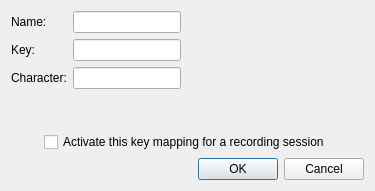
domoritz/drummy, file itemdialog.ui: the form before one commit.
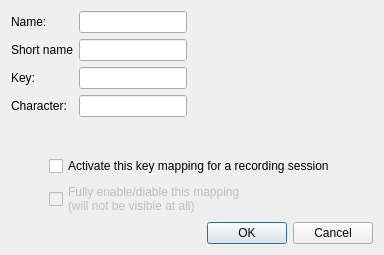
The form after the commit.

```diff
--- a/itemdialog.ui
+++ b/itemdialog.ui
@@ -6,8 +6,8 @@
    <rect>
     <x>0</x>
     <y>0</y>
-    <width>375</width>
-    <height>191</height>
+    <width>384</width>
+    <height>255</height>
    </rect>
   </property>
   <property name="windowTitle">
@@ -34,19 +34,16 @@
           <string>The name of the drum.
 Use one up to three characters.</string>
          </property>
-         <property name="inputMask">
-          <string>Xxx; </string>
-         </property>
         </widget>
        </item>
-       <item row="1" column="0">
+       <item row="2" column="0">
         <widget class="QLabel" name="label_2">
          <property name="text">
           <string>Key:</string>
          </property>
         </widget>
        </item>
-       <item row="1" column="1">
+       <item row="2" column="1">
         <widget class="QLineEdit" name="keyLineEdit">
          <property name="toolTip">
           <string>The key from your key board you want to use for this drum.
@@ -57,14 +54,14 @@
          </property>
         </widget>
        </item>
-       <item row="2" column="0">
+       <item row="3" column="0">
         <widget class="QLabel" name="label_3">
          <property name="text">
           <string>Character:</string>
          </property>
         </widget>
        </item>
-       <item row="2" column="1">
+       <item row="3" column="1">
         <widget class="QLineEdit" name="charLineEdit">
          <property name="toolTip">
           <string>The character that will be used to show this drum in the output</string>
@@ -74,6 +71,20 @@
          </property>
         </widget>
        </item>
+       <item row="1" column="0">
+        <widget class="QLabel" name="label_4">
+         <property name="text">
+          <string>Short name</string>
+         </property>
+        </widget>
+       </item>
+       <item row="1" column="1">
+        <widget class="QLineEdit" name="shortNameLineEdit">
+         <property name="inputMask">
+          <string>Xxx; </string>
+         </property>
+        </widget>
+       </item>
       </layout>
      </item>
     </layout>
@@ -94,6 +105,8 @@
       </spacer>
      </item>
      <item>
+      <layout class="QVBoxLayout" name="verticalLayout_3">
+       <item>
       <widget class="QCheckBox" name="activeCheckBox">
        <property name="toolTip">
         <string>You can deactivate this key mapping here. 
@@ -104,6 +117,19 @@
         <string>Activate this key mapping for a recording session</string>
        </property>
       </widget>
+       </item>
+       <item>
+        <widget class="QCheckBox" name="enabledCheckBox">
+         <property name="enabled">
+          <bool>false</bool>
+         </property>
+         <property name="text">
+          <string>Fully enable/diable this mapping 
+(will not be visible at all)</string>
+         </property>
+        </widget>
+       </item>
+      </layout>
      </item>
      <item>
       <spacer name="horizontalSpacer">
```
Lines whose indentation alone changed are shown as unchanged.
